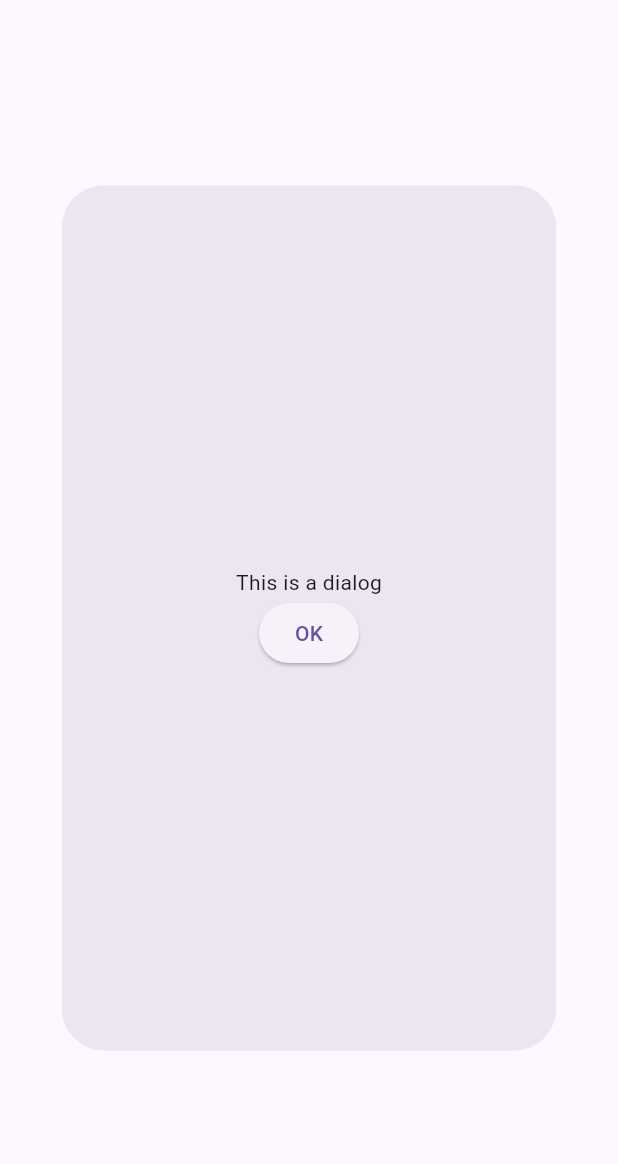
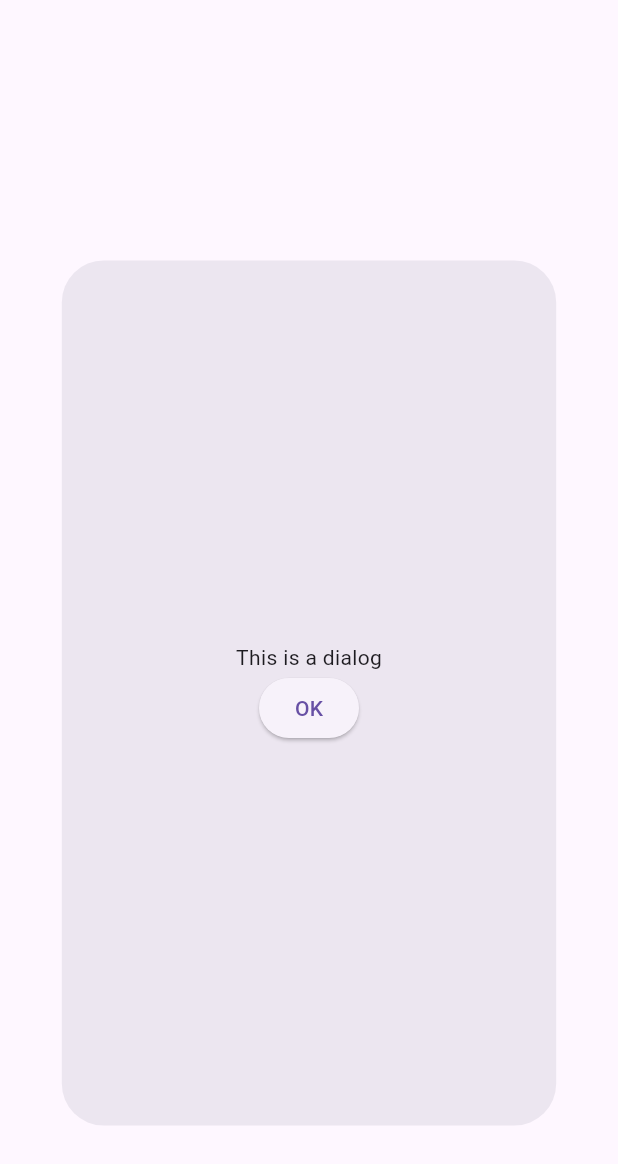
Before and after one commit to izasoerya/fluttermap_geojson_parser_tappable_line, a Flutter app: the ShowDialogPopUp widget shown alone on an empty page, opened directly, on a phone screen of 412 x 824 dp. Shown: the top 1164 px of the screen. Run offline on Flutter 3.47's test engine with Material 3 defaults, Android fonts, the phone set to English and light mode, and no system bars; our stand-ins replace flutter_map; missing offline and left inert: flutter_map_animations, flutter_map_geojson, flutter_map_tappable_polyline, geodesy.

Commit message:
reposition camera movement

```diff
--- a/lib/src/maps_page/screen/popup_dialog.dart
+++ b/lib/src/maps_page/screen/popup_dialog.dart
@@ -6,6 +6,7 @@ class ShowDialogPopUp extends StatelessWidget {
   @override
   Widget build(BuildContext context) {
     return Dialog(
+      insetPadding: EdgeInsets.only(top: 100),
       child: Container(
           height: MediaQuery.sizeOf(context).height * 0.7,
           width: MediaQuery.sizeOf(context).width * 0.8,
--- a/lib/src/maps_page/widget/maps_api.dart
+++ b/lib/src/maps_page/widget/maps_api.dart
@@ -73,7 +73,9 @@ class _MapsAPIState extends State<MapsAPI> with TickerProviderStateMixin {
         initialZoom: 12,
         onTap: (tapPosition, point) {
           if (finalWidget is TappablePolygon && polygonTap(point)) {
-            _animatedMapController.animateTo(dest: point);
+            _animatedMapController.animateTo(
+              dest: LatLng(point.latitude - 0.1, point.longitude),
+            );
             handleTap(context);
           }
           if (finalWidget is TappablePolyline) {
```
